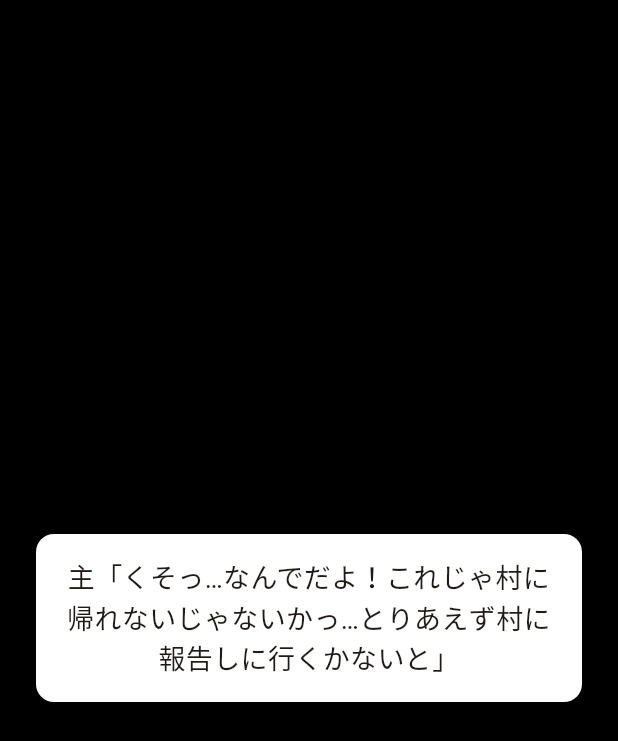
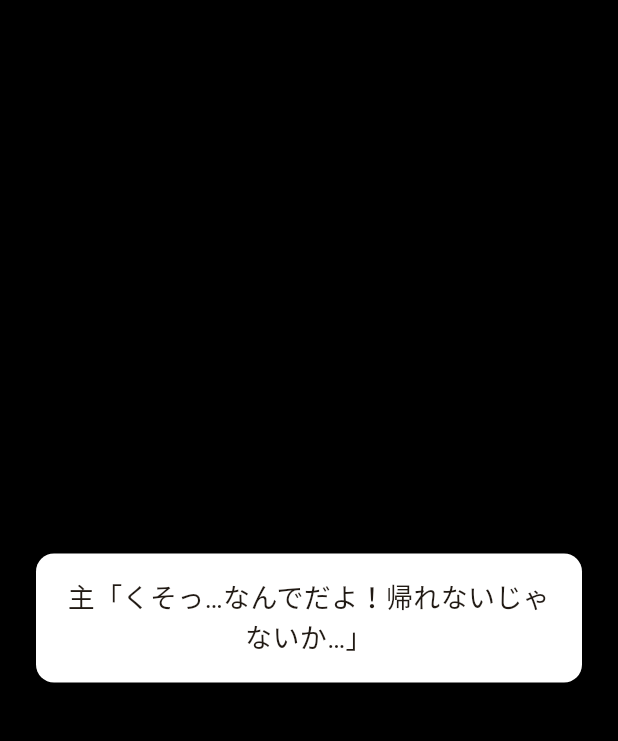
Before and after one commit to ruirui23/fire_tail, a Flutter app: the EndingScreen screen opened by its route, on a phone screen of 412 x 824 dp. Shown: the top 741 px of the screen. Run offline on Flutter 3.47's test engine with Material 3 defaults, Android fonts, the phone set to English and light mode, and no system bars; our stand-ins replace go_router; missing offline and left inert: flame.

Commit message:
add:モードごとにセリフ分岐

```diff
--- a/lib/screens/ending_screen.dart
+++ b/lib/screens/ending_screen.dart
@@ -1,74 +1,58 @@
 import 'package:flutter/material.dart';
 import 'package:provider/provider.dart';
+import 'package:go_router/go_router.dart';
+
 import '../models/result.dart';
-import 'package:go_router/go_router.dart';
+import '../models/game_mode.dart';
 
 class EndingScreen extends StatefulWidget {
   const EndingScreen({super.key});
-
   @override
   State<EndingScreen> createState() => _EndingScreenState();
 }
 
 class _EndingScreenState extends State<EndingScreen> {
   late List<String> _lines;
-  int _index = 0;
-  bool _initialized = false;
+  int _idx = 0, _initialized = 0;
 
   @override
   void didChangeDependencies() {
     super.didChangeDependencies();
-    if (!_initialized) {
+    if (_initialized == 1) return;
+
     final r = context.read<Result>();
+    final mode =
+        GoRouterState.of(context).extra as GameMode? ?? GameMode.normal;
     final avoided = 10 - r.collisions;
     final qc = r.quizCorrect;
-      final chosenID = r.chosenId;
+    final chosen = r.chosenId;
 
-      if (r.collisions == 0 && qc == 5 && chosenID == 2) {
-        // 進化
-        _lines = [
-          '主「？！、なんで急に姿が変わったんだ？とりあえず勝ちは勝ちだ、家に帰れるぞ！」',
-          '（姿の変わってしまった相棒と帰路に着いた）',
-        ];
+    String key;
+    if (r.collisions == 0 && qc == 5 && chosen == 2) {
+      key = 'evolution';
     } else if (avoided >= 1 && avoided <= 9 && qc >= 3) {
-        // 勝ち
-        _lines = [
-          '主「よし！何とか倒したぞ…これで村に帰れる！」',
-          '（大切な相棒と軽い足取りで帰路に着いた）',
-        ];
+      key = 'win';
     } else {
-        // 負け
-        _lines = [
-          '主「くそっ…なんでだよ！これじゃ村に帰れないじゃないかっ…とりあえず村に報告しに行くかないと」',
-          '（ボロボロのヒノアラシに冷たい視線を送り帰路に着いた）',
-        ];
+      key = 'lose';
+    }
+    _lines = _endPreset[mode]![key]!
+        .map((l) => l.replaceAll('主', r.playerName))
+        .toList();
+    _initialized = 1;
   }
 
-      // 主人公名を反映
-      final name = r.playerName;
-      _lines = _lines.map((s) => s.replaceAll('主', name)).toList();
-
-      _initialized = true;
-    }
-  }
-
-  void _nextLine() {
-    setState(() {
-      _index++;
-    });
-  }
+  void _next() => setState(() => _idx++);
 
   @override
   Widget build(BuildContext context) {
     final r = context.watch<Result>();
 
-    // セリフが残っている間はオーバーレイ表示
-    if (_index < _lines.length) {
+    if (_idx < _lines.length) {
       return Scaffold(
         backgroundColor: Colors.black,
         body: GestureDetector(
           behavior: HitTestBehavior.opaque,
-          onTap: _nextLine,
+          onTap: _next,
           child: Container(
             color: Colors.black.withOpacity(0.6),
             alignment: Alignment.center,
@@ -79,28 +63,23 @@ class _EndingScreenState extends State<EndingScreen> {
                 color: Colors.white,
                 borderRadius: BorderRadius.circular(12),
               ),
-              child: Text(
-                _lines[_index],
+              child: Text(_lines[_idx],
                   style: const TextStyle(fontSize: 18),
-                textAlign: TextAlign.center,
-              ),
+                  textAlign: TextAlign.center),
             ),
           ),
         ),
       );
     }
 
-    // セリフが終わったらスコアカード＋リプレイボタン
+    // スコア画面
     return Scaffold(
       backgroundColor: Colors.grey[100],
       appBar: AppBar(title: const Text('エンドロール')),
       body: Center(
         child: Padding(
           padding: const EdgeInsets.all(24),
-          child: Column(
-            mainAxisSize: MainAxisSize.min,
-            children: [
-              // スコアカード
+          child: Column(mainAxisSize: MainAxisSize.min, children: [
             Card(
               elevation: 4,
               shape: RoundedRectangleBorder(
@@ -109,65 +88,73 @@ class _EndingScreenState extends State<EndingScreen> {
               child: Padding(
                 padding:
                     const EdgeInsets.symmetric(vertical: 16, horizontal: 24),
-                  child: Column(
-                    children: [
-                      // クイズ正解数
-                      Row(
-                        mainAxisAlignment: MainAxisAlignment.center,
-                        children: [
-                          Text(
-                            'クイズ正解数: ',
-                            style: Theme.of(context).textTheme.bodyMedium,
-                          ),
-                          Text(
-                            '${r.quizCorrect} / 5',
+                child: Column(children: [
+                  Row(mainAxisAlignment: MainAxisAlignment.center, children: [
+                    Text('クイズ正解数: ',
+                        style: Theme.of(context).textTheme.bodyMedium),
+                    Text('${r.quizCorrect} / 5',
                         style: Theme.of(context)
                             .textTheme
                             .headlineMedium
-                                ?.copyWith(color: Colors.blue),
-                          ),
-                        ],
-                      ),
+                            ?.copyWith(color: Colors.blue)),
+                  ]),
                   const SizedBox(height: 16),
-                      // 当たった障害物数
-                      Row(
-                        mainAxisAlignment: MainAxisAlignment.center,
-                        children: [
-                          Text(
-                            '当たった障害物: ',
-                            style: Theme.of(context).textTheme.bodyMedium,
-                          ),
-                          Text(
-                            '${r.collisions} / 10',
+                  Row(mainAxisAlignment: MainAxisAlignment.center, children: [
+                    Text('当たった障害物: ',
+                        style: Theme.of(context).textTheme.bodyMedium),
+                    Text('${r.collisions} / 10',
                         style: Theme.of(context)
                             .textTheme
                             .headlineMedium
-                                ?.copyWith(color: Colors.red),
-                          ),
-                        ],
-                      ),
-                    ],
+                            ?.copyWith(color: Colors.red)),
+                  ]),
+                ]),
               ),
             ),
-              ),
-
             const SizedBox(height: 32),
-
-              // もう一度遊ぶボタン
             ElevatedButton.icon(
               onPressed: () => context.go('/'),
               icon: const Icon(Icons.replay),
               label: const Text('もう一度遊ぶ'),
               style: ElevatedButton.styleFrom(
-                  padding: const EdgeInsets.symmetric(
-                      vertical: 12, horizontal: 24),
-                  textStyle: const TextStyle(fontSize: 18),
+                  padding:
+                      const EdgeInsets.symmetric(vertical: 12, horizontal: 24),
+                  textStyle: const TextStyle(fontSize: 18)),
             ),
-              ),
-            ],
-          ),
+          ]),
         ),
       ),
     );
   }
 }
+
+/* ───────── モード別エンディング ───────── */
+const _endPreset = <GameMode, Map<String, List<String>>>{
+  GameMode.normal: {
+    'win': [
+      '主「よし！何とか倒したぞ…これで村に帰れる！」',
+      '（大切な相棒と軽い足取りで帰路に着いた）',
+    ],
+    'lose': [
+      '主「くそっ…なんでだよ！帰れないじゃないか…」',
+      '（ボロボロのヒノアラシに冷たい視線を送り帰路に着いた）',
+    ],
+    'evolution': [
+      '主「？！急に姿が変わった…勝ちは勝ちだ、帰ろう！」',
+      '（姿の変わった相棒と帰路に着いた）',
+    ],
+  },
+  GameMode.hard: {
+    'win': [
+      '主「あ',
+      '主「が',
+    ],
+    'lose': [
+      '主「く」',
+    ],
+    'evolution': [
+      '主「いえい！」',
+
+    ],
+  },
+};
```
Also changed, not shown: lib/screens/choose_screen.dart (+49 -45 lines), lib/screens/game_screen.dart (+101 -100 lines), lib/screens/quiz_screen.dart (+45 -75 lines). Lines whose indentation alone changed are shown as unchanged.
